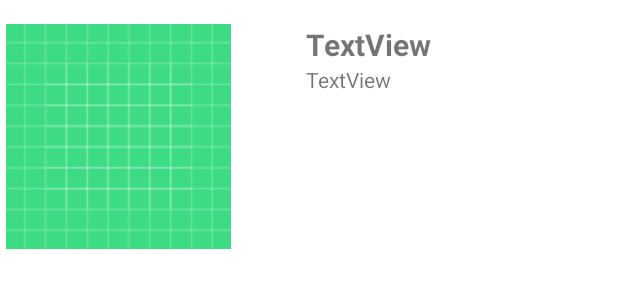
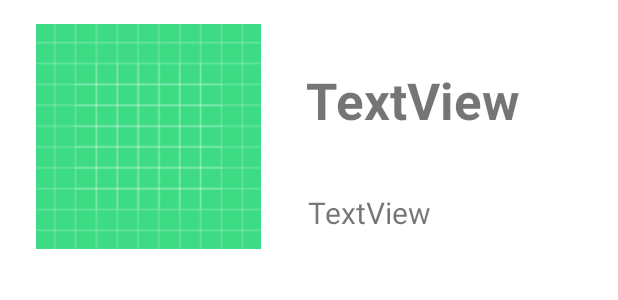
Before and after one commit to madda01/UEE_MobileApp, an Android app: the layout activity_animal_each.xml on its own in the app's theme, with its tools: preview values and no code run, on a phone screen of 412 x 824 dp. Shown: the top 300 px of the screen. Run offline under Robolectric (Android 15) with nearby library versions, the phone set to English and light mode, and no system bars.

```diff
--- a/app/build.gradle
+++ b/app/build.gradle
@@ -41,6 +41,7 @@ dependencies {
     testImplementation 'junit:junit:4.13.2'
     androidTestImplementation 'androidx.test.ext:junit:1.1.3'
     androidTestImplementation 'androidx.test.espresso:espresso-core:3.4.0'
+    androidTestImplementation 'androidx.test:rules:1.3.0-alpha03'
 
     implementation 'androidx.recyclerview:recyclerview:1.1.0'
     implementation 'de.hdodenhof:circleimageview:3.1.0'
--- a/app/src/main/java/com/example/panthera/MainActivity.java
+++ b/app/src/main/java/com/example/panthera/MainActivity.java
@@ -8,7 +8,6 @@ import android.os.Bundle;
 import android.view.View;
 import android.widget.Button;
 
-import com.example.panthera.specialist.AnimalAdd;
 import com.example.panthera.specialist.AnimalDashboard;
 import com.example.panthera.undergrad.AnimalView;
 
--- a/app/src/main/java/com/example/panthera/database/AnimalDBHandler.java
+++ b/app/src/main/java/com/example/panthera/database/AnimalDBHandler.java
@@ -28,7 +28,7 @@ public class AnimalDBHandler extends SQLiteOpenHelper {
                 "CREATE TABLE " + DBMaster.Animals.TABLE_NAME1 + "(" +
                         DBMaster.Animals._ID + " INTEGER PRIMARY KEY," +
                         DBMaster.Animals.COLUMN_NAME_TITLE + " TEXT," +
-                        DBMaster.Animals.COLUMN_NAME_SCIENTIFIC + " REAL," +
+                        DBMaster.Animals.COLUMN_NAME_SCIENTIFIC + " TEXT," +
                         DBMaster.Animals.COLUMN_NAME_DESCRIPTION + " TEXT," +
                         DBMaster.Animals.COLUMN_NAME_IMAGE + " BLOB" +
                         ");";
--- a/app/src/main/res/layout/activity_animal_each.xml
+++ b/app/src/main/res/layout/activity_animal_each.xml
@@ -9,34 +9,39 @@
         android:id="@+id/tvtitle"
         android:layout_width="wrap_content"
         android:layout_height="wrap_content"
-        android:layout_marginTop="16dp"
-        android:layout_marginEnd="16dp"
+        android:layout_marginStart="30dp"
+        android:layout_marginTop="44dp"
+        android:layout_marginEnd="122dp"
+        android:layout_marginBottom="19dp"
         android:text="TextView"
-        android:textSize="20sp"
+        android:textSize="34sp"
         android:textStyle="bold"
         app:layout_constraintBottom_toTopOf="@+id/tvdecription"
         app:layout_constraintEnd_toEndOf="parent"
-        app:layout_constraintHorizontal_bias="0.314"
+        app:layout_constraintHorizontal_bias="0.0"
         app:layout_constraintStart_toEndOf="@+id/imageview"
-        app:layout_constraintTop_toTopOf="parent"
-        app:layout_constraintVertical_chainStyle="packed" />
+        app:layout_constraintTop_toTopOf="parent" />
 
     <TextView
         android:id="@+id/tvdecription"
-        android:layout_width="0dp"
+        android:layout_width="178dp"
         android:layout_height="wrap_content"
-        android:layout_marginEnd="16dp"
+        android:layout_marginStart="31dp"
+        android:layout_marginTop="19dp"
+        android:layout_marginEnd="29dp"
+        android:layout_marginBottom="89dp"
         android:text="TextView"
+        android:textSize="20sp"
+        app:layout_constraintBottom_toBottomOf="parent"
         app:layout_constraintEnd_toEndOf="parent"
-        app:layout_constraintHorizontal_bias="0.0"
-        app:layout_constraintStart_toStartOf="@+id/tvtitle"
+        app:layout_constraintStart_toEndOf="@+id/imageview"
         app:layout_constraintTop_toBottomOf="@+id/tvtitle" />
 
     <ImageView
         android:id="@+id/imageview"
         android:layout_width="150dp"
         android:layout_height="150dp"
-        android:layout_marginStart="4dp"
+        android:layout_marginStart="24dp"
         android:layout_marginTop="16dp"
         android:layout_marginBottom="32dp"
         app:layout_constraintBottom_toBottomOf="parent"
--- a/app/src/main/res/layout/activity_animal_single_view_undergrad.xml
+++ b/app/src/main/res/layout/activity_animal_single_view_undergrad.xml
@@ -66,7 +66,7 @@
                 android:ems="10"
                 android:inputType="textPersonName"
                 android:paddingLeft="5dp"
-                android:textColor="#FFFFFF"
+                android:textColor="#000000"
                 android:textSize="12sp"
                 app:layout_constraintBottom_toTopOf="@+id/textView30"
                 app:layout_constraintEnd_toEndOf="parent"
@@ -103,7 +103,7 @@
                 android:ems="10"
                 android:inputType="textPersonName"
                 android:paddingLeft="5dp"
-                android:textColor="#FFFFFF"
+                android:textColor="#000000"
                 android:textSize="12sp"
                 android:textStyle="italic"
                 app:layout_constraintBottom_toTopOf="@+id/textView35"
@@ -142,7 +142,7 @@
                 android:gravity="start|top"
                 android:inputType="textMultiLine"
                 android:paddingLeft="5dp"
-                android:textColor="#FFFFFF"
+                android:textColor="#000000"
                 android:textSize="12sp"
                 app:layout_constraintBottom_toBottomOf="parent"
                 app:layout_constraintEnd_toEndOf="parent"
--- a/app/src/main/res/layout/activity_animal_update.xml
+++ b/app/src/main/res/layout/activity_animal_update.xml
@@ -57,7 +57,7 @@
                 android:ems="10"
                 android:inputType="textPersonName"
                 android:paddingLeft="5dp"
-                android:textColor="#FFFFFF"
+                android:textColor="#000000"
                 android:textSize="12sp"
                 app:layout_constraintEnd_toEndOf="parent"
                 app:layout_constraintHorizontal_bias="0.487"
@@ -89,7 +89,7 @@
                 android:ems="10"
                 android:inputType="textPersonName"
                 android:paddingLeft="5dp"
-                android:textColor="#FFFFFF"
+                android:textColor="#000000"
                 android:textSize="12sp"
                 android:textStyle="italic"
                 app:layout_constraintEnd_toEndOf="parent"
@@ -121,7 +121,7 @@
                 android:gravity="start|top"
                 android:inputType="textMultiLine"
                 android:paddingLeft="5dp"
-                android:textColor="#FFFFFF"
+                android:textColor="#000000"
                 android:textSize="12sp"
                 app:layout_constraintEnd_toEndOf="parent"
                 app:layout_constraintStart_toStartOf="parent"
```
Also changed, not shown: app/src/main/java/com/example/panthera/database/DBMaster.java (+7 -7 lines), app/src/main/java/com/example/panthera/specialist/AnimalAdapter.java (+7 -7 lines), app/src/main/java/com/example/panthera/specialist/AnimalDashboard.java (+11 -10 lines), app/src/main/java/com/example/panthera/specialist/AnimalDelete.java (+8 -8 lines), app/src/main/java/com/example/panthera/specialist/AnimalUpdate.java (+6 -8 lines), app/src/main/java/com/example/panthera/specialist/TestMethods.java (added, +23 -0 lines), app/src/main/java/com/example/panthera/undergrad/AnimalEach.java (+4 -4 lines), app/src/main/java/com/example/panthera/undergrad/AnimalView.java (+11 -12 lines), app/src/main/res/layout/activity_animal_single_row.xml (+11 -7 lines), 1 other file.
